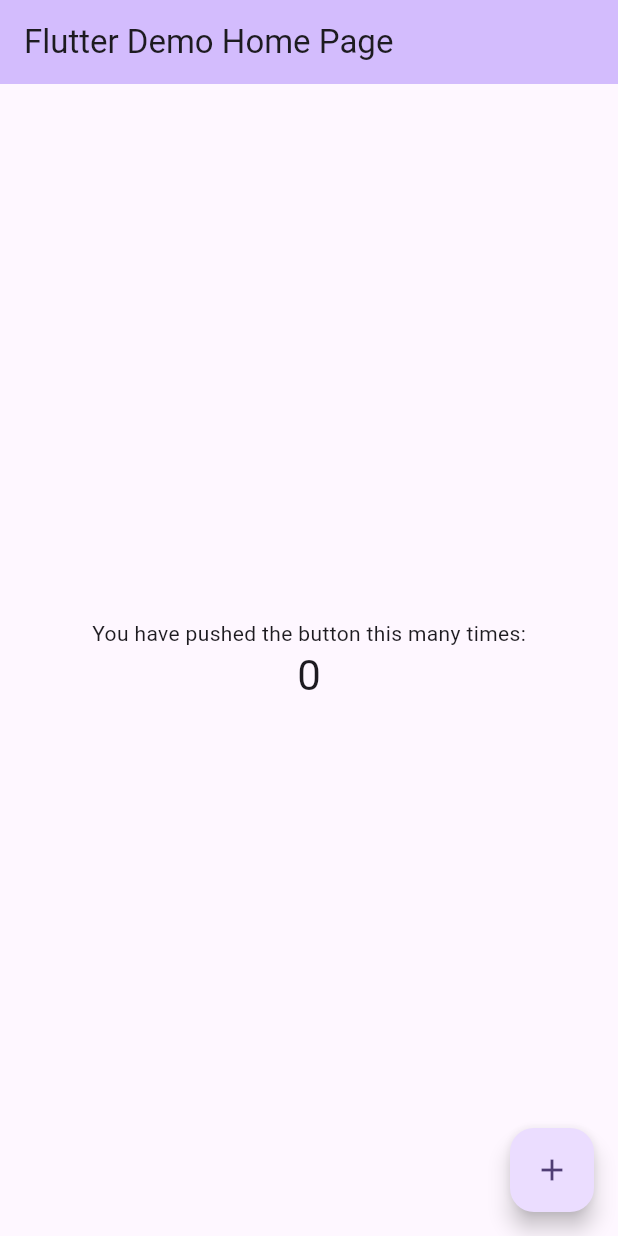
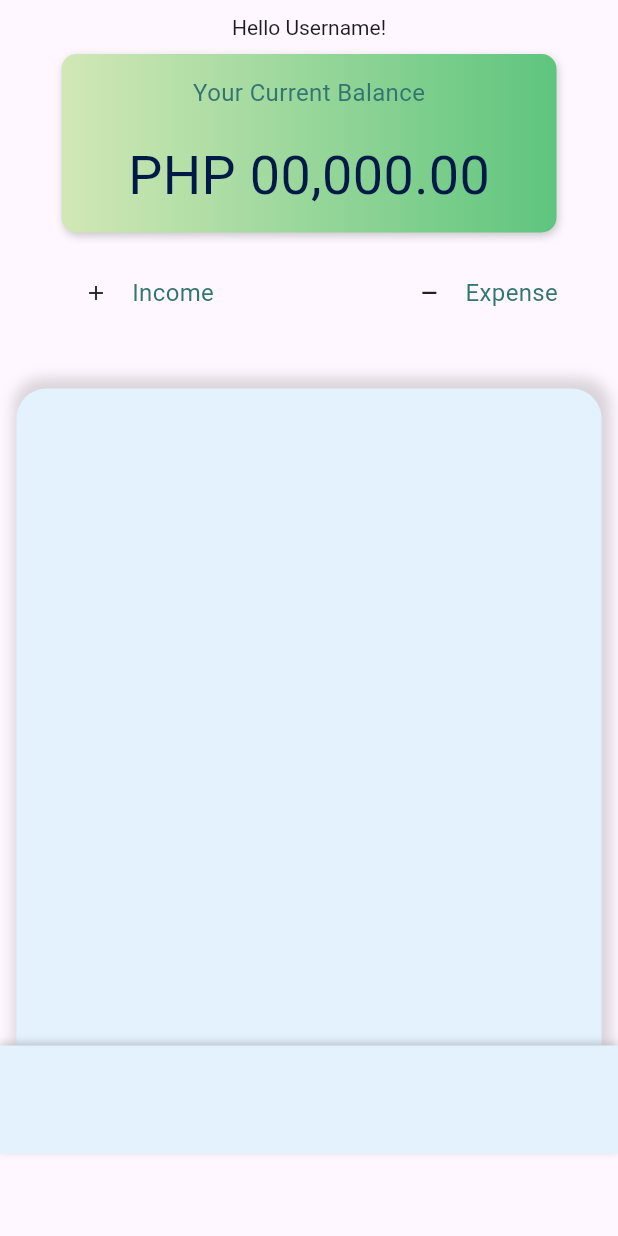
Before and after one commit to ciit-cs319-group4/cs319_foutput_reseebo, a Flutter app: the screen it shows after launch, on a phone screen of 412 x 824 dp. Run offline on Flutter 3.47's test engine with Material 3 defaults, Android fonts, the phone set to English and light mode, and no system bars; our stand-ins replace font_awesome_flutter.

Commit message:
Edited home_page.dart
edited home_page.dart and applied some dependencies in the pubspec.yaml

```diff
--- /dev/null
+++ b/lib/home_page.dart
@@ -0,0 +1,173 @@
+import 'package:flutter/material.dart';
+import 'package:font_awesome_flutter/font_awesome_flutter.dart';
+
+class HomePageWidget extends StatefulWidget {
+  const HomePageWidget({Key? key}) : super(key: key);
+
+  @override
+  State<HomePageWidget> createState() => _HomePageWidgetState();
+}
+
+class _HomePageWidgetState extends State<HomePageWidget> {
+  final scaffoldKey = GlobalKey<ScaffoldState>();
+
+  @override
+  Widget build(BuildContext context) {
+    return GestureDetector(
+      onTap: () => FocusScope.of(context).unfocus(),
+      child: Scaffold(
+        key: scaffoldKey,
+        backgroundColor: Theme.of(context).scaffoldBackgroundColor,
+        body: SafeArea(
+          top: true,
+          child: Align(
+            alignment: Alignment.center,
+            child: Padding(
+              padding: const EdgeInsets.only(top: 8.0),
+              child: Column(
+                mainAxisSize: MainAxisSize.max,
+                children: [
+                  Align(
+                    alignment: Alignment.center,
+                    child: Text(
+                      'Hello Username!',
+                      style: Theme.of(context).textTheme.bodyMedium!.copyWith(
+                        letterSpacing: 0.0,
+                      ),
+                    ),
+                  ),
+                  Padding(
+                    padding: const EdgeInsets.only(top: 8.0),
+                    child: Container(
+                      width: 330,
+                      height: 119,
+                      decoration: BoxDecoration(
+                        boxShadow: [
+                          BoxShadow(
+                            blurRadius: 4,
+                            color: Color(0x33000000),
+                            offset: Offset(1, 2),
+                          ),
+                        ],
+                        gradient: LinearGradient(
+                          colors: [Color(0xFF5EC57E), Color(0xFFD2E8B6)],
+                          stops: [0, 1],
+                          begin: AlignmentDirectional(1, 0),
+                          end: AlignmentDirectional(-1, 0),
+                        ),
+                        borderRadius: BorderRadius.circular(10),
+                      ),
+                      child: Column(
+                        mainAxisSize: MainAxisSize.max,
+                        children: [
+                          Padding(
+                            padding: const EdgeInsets.only(top: 14.0),
+                            child: Text(
+                              'Your Current Balance',
+                              style: Theme.of(context).textTheme.bodyMedium!.copyWith(
+                                color: Color(0xFF347571),
+                                fontSize: 16,
+                              ),
+                            ),
+                          ),
+                          Padding(
+                            padding: const EdgeInsets.only(top: 18.0),
+                            child: Text(
+                              'PHP 00,000.00',
+                              style: Theme.of(context).textTheme.bodyMedium!.copyWith(
+                                color: Color(0xFF001A47),
+                                fontSize: 36,
+                              ),
+                            ),
+                          ),
+                        ],
+                      ),
+                    ),
+                  ),
+                  Padding(
+                    padding: const EdgeInsets.symmetric(horizontal: 40.0, vertical: 16.0),
+                    child: Row(
+                      children: [
+                        IconButton(
+                          icon: Icon(
+                            Icons.add,
+                            color: Theme.of(context).iconTheme.color,
+                            size: 16,
+                          ),
+                          onPressed: () {
+                            print('IconButton pressed ...');
+                          },
+                        ),
+                        Text(
+                          'Income',
+                          style: Theme.of(context).textTheme.bodyMedium!.copyWith(
+                            color: Color(0xFF347571),
+                            fontSize: 16,
+                          ),
+                        ),
+                        Spacer(),
+                        IconButton(
+                          icon: FaIcon(
+                            FontAwesomeIcons.minus,
+                            color: Theme.of(context).iconTheme.color,
+                            size: 12,
+                          ),
+                          onPressed: () {
+                            print('IconButton pressed ...');
+                          },
+                        ),
+                        Text(
+                          'Expense',
+                          style: Theme.of(context).textTheme.bodyMedium!.copyWith(
+                            color: Color(0xFF347571),
+                            fontSize: 16,
+                          ),
+                        ),
+                      ],
+                    ),
+                  ),
+                  Padding(
+                    padding: const EdgeInsets.only(top: 24.0),
+                    child: Container(
+                      width: 390,
+                      height: 438,
+                      decoration: BoxDecoration(
+                        color: Theme.of(context).secondaryHeaderColor,
+                        boxShadow: [
+                          BoxShadow(
+                            blurRadius: 7,
+                            color: Color(0x33484747),
+                            offset: Offset(2, -3),
+                            spreadRadius: 4,
+                          ),
+                        ],
+                        borderRadius: BorderRadius.only(
+                          topLeft: Radius.circular(20),
+                          topRight: Radius.circular(20),
+                        ),
+                      ),
+                    ),
+                  ),
+                  Container(
+                    width: 524,
+                    height: 72,
+                    decoration: BoxDecoration(
+                      color: Theme.of(context).secondaryHeaderColor,
+                      boxShadow: [
+                        BoxShadow(
+                          blurRadius: 4,
+                          color: Color(0x33000000),
+                          offset: Offset(0, -2),
+                        ),
+                      ],
+                    ),
+                  ),
+                ],
+              ),
+            ),
+          ),
+        ),
+      ),
+    );
+  }
+}
--- a/lib/main.dart
+++ b/lib/main.dart
@@ -1,3 +1,4 @@
+import 'package:cs319_foutput_reseebo/home_page.dart';
 import 'package:flutter/material.dart';
 
 void main() {
@@ -31,7 +32,7 @@
         colorScheme: ColorScheme.fromSeed(seedColor: Colors.deepPurple),
         useMaterial3: true,
       ),
-      home: const MyHomePage(title: 'Flutter Demo Home Page'),
+      home: const HomePageWidget(),
     );
   }
 }
--- a/pubspec.yaml
+++ b/pubspec.yaml
@@ -31,7 +31,6 @@ dependencies:
   flutter:
     sdk: flutter
 
-
   # The following adds the Cupertino Icons font to your application.
   # Use with the CupertinoIcons class for iOS style icons.
   cupertino_icons: ^1.0.8
@@ -40,12 +39,15 @@ dev_dependencies:
   flutter_test:
     sdk: flutter
 
+  font_awesome_flutter: ^10.0.0
+  provider: ^6.0.0
+
   # The "flutter_lints" package below contains a set of recommended lints to
   # encourage good coding practices. The lint set provided by the package is
   # activated in the `analysis_options.yaml` file located at the root of your
   # package. See that file for information about deactivating specific lint
   # rules and activating additional ones.
-  flutter_lints: ^4.0.0
+  flutter_lints: ^5.0.0
 
 # For information on the generic Dart part of this file, see the
 # following page: https://dart.dev/tools/pub/pubspec
```
Also changed, not shown: pubspec.lock.
